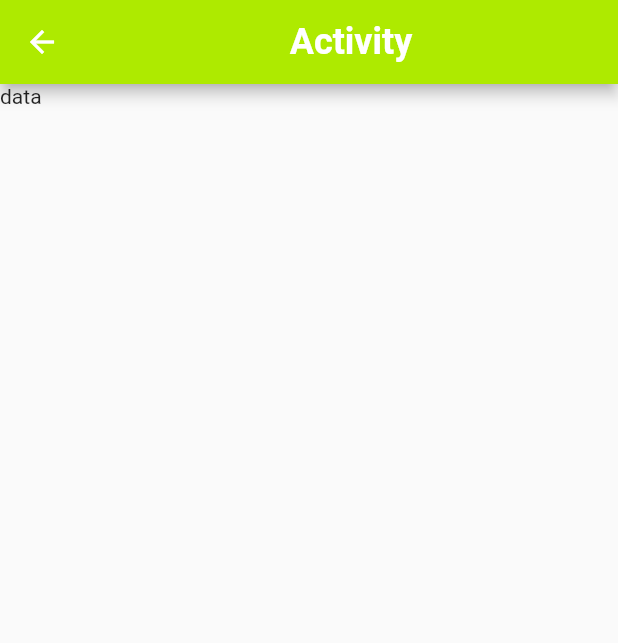
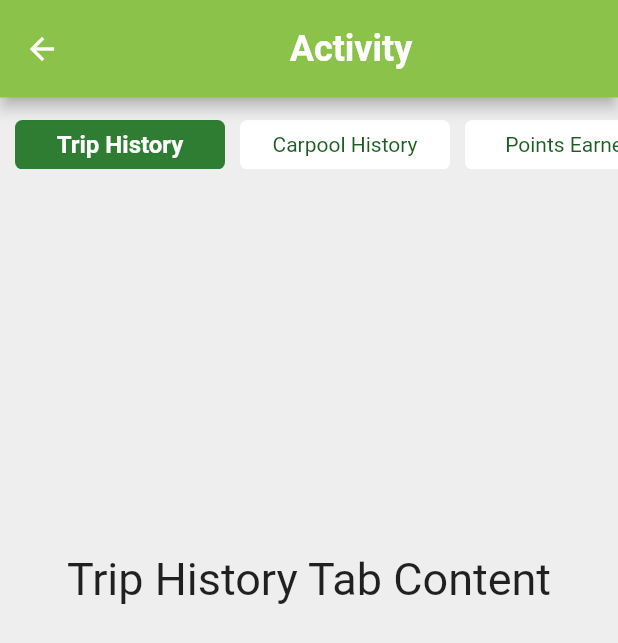
Before and after one commit to Endairion/6002CEM_Group13, a Flutter app: the ActivityPage screen opened directly, on a phone screen of 412 x 824 dp. Shown: the top 643 px of the screen. Run offline on Flutter 3.47's test engine with Material 2 defaults, Android fonts, the phone set to English and light mode, and no system bars; our stand-ins replace firebase_core, flutter_native_splash, get; accounts and stored records are empty; network calls fail; statements that could not run were skipped.

Commit message:
Add tab menu to activity page

```diff
--- a/lib/ActivityPage.dart
+++ b/lib/ActivityPage.dart
@@ -4,14 +4,59 @@ void main() {
   runApp(const ActivityPage());
 }
 
-class ActivityPage extends StatelessWidget {
+class ActivityPage extends StatefulWidget {
   const ActivityPage({super.key});
 
   @override
+  State<ActivityPage> createState() => _ActivityPageState();
+}
+
+class _ActivityPageState extends State<ActivityPage> {
+  List<String> tabs = [
+    "Trip History",
+    "Carpool History",
+    "Points Earned",
+  ];
+  int current = 0;
+
+  // double changePositionedOfLine() {
+  //   switch (current) {
+  //     case 0:
+  //       return 0;
+  //     case 1:
+  //       return 78;
+  //     case 2:
+  //       return 192;
+  //     case 3:
+  //       return 263;
+  //     default:
+  //       return 0;
+  //   }
+  // }
+  //
+  // double changeContainerWidth() {
+  //   switch (current) {
+  //     case 0:
+  //       return 50;
+  //     case 1:
+  //       return 80;
+  //     case 2:
+  //       return 50;
+  //     case 3:
+  //       return 50;
+  //     default:
+  //       return 0;
+  //   }
+  // }
+
+  @override
   Widget build(BuildContext context) {
+    var size = MediaQuery.of(context).size;
+
     return Scaffold(
       appBar: AppBar(
-          backgroundColor: Colors.limeAccent[700],
+        backgroundColor: Colors.lightGreen,
+        toolbarHeight: 65,
         title: Center(
           child: Text(
             'Activity',
@@ -22,6 +67,98 @@ class ActivityPage extends StatelessWidget {
           ),
         ),
       ),
-        body: Text('data'));
+      body: Container(
+        width: size.width,
+        height: size.height,
+        color: Colors.grey[200],
+        child: Column(
+          children: [
+            Container(
+              margin: const EdgeInsets.only(top: 15),
+              width: size.width,
+              height: size.height * 0.05,
+              child: Stack(
+                children: [
+                  Positioned(
+                    top: 0,
+                    left: 0,
+                    right: 0,
+                    child: SizedBox(
+                      width: size.width,
+                      height: size.height * 0.04,
+                      child: ListView.builder(
+                          physics: const BouncingScrollPhysics(),
+                          scrollDirection: Axis.horizontal,
+                          itemCount: tabs.length,
+                          itemBuilder: (context, index) {
+                            return Padding(
+                              padding: EdgeInsets.only(left: 10),
+                              child: GestureDetector(
+                                onTap: () {
+                                  setState(() {
+                                    current = index;
+                                  });
+                                },
+                                child: Container(
+                                  width: 140,
+                                  decoration: BoxDecoration(
+                                      color: current == index
+                                          ? Colors.green[800]
+                                          : Colors.white,
+                                      borderRadius: BorderRadius.all(
+                                          Radius.circular(5))),
+                                  child: Center(
+                                    child: Text(
+                                      tabs[index],
+                                      style: TextStyle(
+                                        color: current == index
+                                            ? Colors.white
+                                            : Colors.green[900],
+                                        fontSize: current == index ? 16 : 14,
+                                        fontWeight: current == index
+                                            ? FontWeight.bold
+                                            : null,
+                                      ),
+                                    ),
+                                  ),
+                                ),
+                              ),
+                            );
+                          }),
+                    ),
+                  ),
+                  // AnimatedPositioned(
+                  //   curve: Curves.fastLinearToSlowEaseIn,
+                  //   bottom: 0,
+                  //   left: changePositionedOfLine(),
+                  //   duration: const Duration(milliseconds: 500),
+                  //   child: AnimatedContainer(
+                  //     margin: const EdgeInsets.only(left: 10),
+                  //     width: changeContainerWidth(),
+                  //     height: size.height * 0.008,
+                  //     decoration: BoxDecoration(
+                  //       color: Colors.deepPurpleAccent,
+                  //       borderRadius: BorderRadius.circular(5),
+                  //     ),
+                  //     duration: const Duration(milliseconds: 1000),
+                  //     curve: Curves.fastLinearToSlowEaseIn,
+                  //   ),
+                  // )
+                ],
+              ),
+            ),
+            Padding(
+              padding: EdgeInsets.only(top: size.height * 0.3),
+              child: Text(
+                "${tabs[current]} Tab Content",
+                style: TextStyle(
+                  fontSize: 30,
+                ),
+              ),
+            )
+          ],
+        ),
+      ),
+    );
   }
 }
```
Lines whose indentation alone changed are shown as unchanged.
